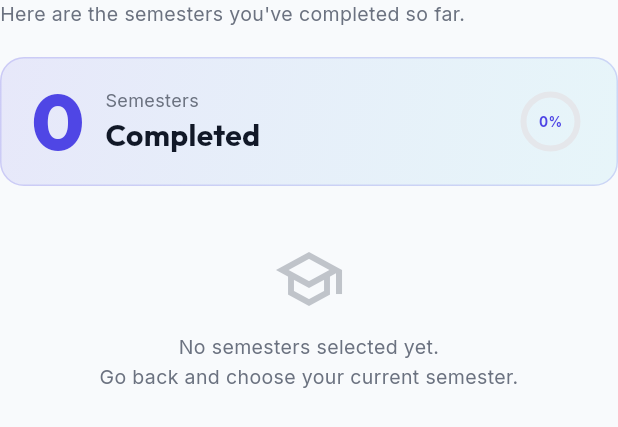
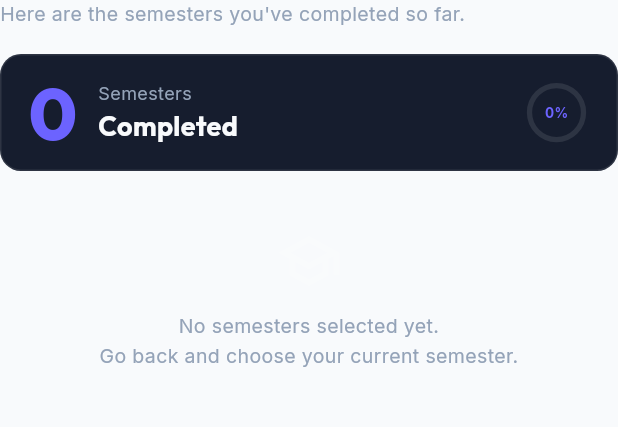
Before and after one commit to jaherunhasanrimon/diu_cgpa_tracker, a Flutter app: the SemesterProgressStep widget shown alone on an empty page, opened directly, on a phone screen of 412 x 824 dp. Shown: the top 427 px of the screen. Run offline on Flutter 3.47's test engine with Material 3 defaults, Android fonts, the phone set to English and light mode, and no system bars; drawn by our look-alikes of flutter_animate; our stand-ins replace equatable, firebase_auth, firebase_core, flutter_riverpod, go_router, google_fonts and 2 more; accounts and stored records are empty.

Commit message:
feat: apply custom design tokens and entrance animations to registration wizard steps

```diff
--- a/lib/features/auth/presentation/registration/widgets/semester_progress_step.dart
+++ b/lib/features/auth/presentation/registration/widgets/semester_progress_step.dart
@@ -3,8 +3,15 @@ import 'package:flutter_animate/flutter_animate.dart';
 import 'package:flutter_riverpod/flutter_riverpod.dart';
 import 'package:google_fonts/google_fonts.dart';
 
-import '../../../../../core/theme/app_colors.dart';
 import '../../../providers/registration_provider.dart';
+
+// ── Onboarding design tokens ──────────────────────────────────────────────────
+const _kSurface2 = Color(0xFF161D2E);
+const _kPrimary  = Color(0xFF6C63FF);
+const _kTxtPri   = Color(0xFFF8FAFC);
+const _kTxtSec   = Color(0xFF94A3B8);
+const _kBorder   = Color(0x1AFFFFFF);
+const _kSuccess  = Color(0xFF10B981);
 
 class SemesterProgressStep extends ConsumerWidget {
   const SemesterProgressStep({super.key});
@@ -12,7 +19,7 @@ class SemesterProgressStep extends ConsumerWidget {
   @override
   Widget build(BuildContext context, WidgetRef ref) {
     final data = ref.watch(registrationProvider);
-    final completedSemester = data.completedSemester;
+    final completed = data.completedSemester;
 
     return SingleChildScrollView(
       child: Column(
@@ -20,41 +27,28 @@ class SemesterProgressStep extends ConsumerWidget {
         children: [
           Text(
             'Here are the semesters you\'ve completed so far.',
-            style: GoogleFonts.inter(
-              fontSize: 13,
-              color: AppColors.textSecondary,
-              height: 1.5,
-            ),
+            style: GoogleFonts.inter(fontSize: 13, color: _kTxtSec, height: 1.5),
           ),
 
-          const SizedBox(height: 18),
+          const SizedBox(height: 16),
 
-          // ── Stats banner ────────────────────────────────────────────────
+          // ── Stats banner ─────────────────────────────────────────────────
           Container(
             width: double.infinity,
-            padding: const EdgeInsets.symmetric(horizontal: 20, vertical: 16),
+            padding: const EdgeInsets.symmetric(horizontal: 18, vertical: 14),
             decoration: BoxDecoration(
-              gradient: LinearGradient(
-                colors: [
-                  AppColors.primary.withValues(alpha: 0.10),
-                  AppColors.secondary.withValues(alpha: 0.07),
-                ],
-                begin: Alignment.topLeft,
-                end: Alignment.bottomRight,
-              ),
-              borderRadius: BorderRadius.circular(16),
-              border: Border.all(
-                color: AppColors.primary.withValues(alpha: 0.18),
-              ),
+              color: _kSurface2,
+              borderRadius: BorderRadius.circular(14),
+              border: Border.all(color: _kBorder),
             ),
             child: Row(
               children: [
                 Text(
-                  '$completedSemester',
+                  '$completed',
                   style: GoogleFonts.outfit(
-                    fontSize: 52,
+                    fontSize: 48,
                     fontWeight: FontWeight.w800,
-                    color: AppColors.primary,
+                    color: _kPrimary,
                     height: 1,
                   ),
                 ),
@@ -62,64 +56,53 @@ class SemesterProgressStep extends ConsumerWidget {
                 Column(
                   crossAxisAlignment: CrossAxisAlignment.start,
                   children: [
-                    Text(
-                      'Semesters',
+                    Text('Semesters',
                         style: GoogleFonts.inter(
-                        fontSize: 12,
-                        color: AppColors.textSecondary,
+                            fontSize: 12, color: _kTxtSec)),
+                    Text('Completed',
+                        style: GoogleFonts.outfit(
+                          fontSize: 18,
+                          fontWeight: FontWeight.w700,
+                          color: _kTxtPri,
+                        )),
+                  ],
                 ),
+                const Spacer(),
+                // Mini progress ring
+                SizedBox(
+                  width: 44,
+                  height: 44,
+                  child: Stack(alignment: Alignment.center, children: [
+                    CircularProgressIndicator(
+                      value: completed / 12,
+                      strokeWidth: 3.5,
+                      backgroundColor: Colors.white.withValues(alpha: 0.10),
+                      color: _kPrimary,
                     ),
                     Text(
-                      'Completed',
-                      style: GoogleFonts.outfit(
-                        fontSize: 20,
+                      '${((completed / 12) * 100).round()}%',
+                      style: GoogleFonts.inter(
+                          fontSize: 9,
                           fontWeight: FontWeight.w700,
-                        color: AppColors.textPrimary,
+                          color: _kPrimary),
                     ),
+                  ]),
                 ),
               ],
             ),
-                const Spacer(),
-                // Mini progress ring using CircularProgressIndicator
-                SizedBox(
-                  width: 48,
-                  height: 48,
-                  child: Stack(
-                    alignment: Alignment.center,
-                    children: [
-                      CircularProgressIndicator(
-                        value: completedSemester / 12,
-                        strokeWidth: 4,
-                        backgroundColor: AppColors.border,
-                        color: AppColors.primary,
-                      ),
-                      Text(
-                        '${((completedSemester / 12) * 100).round()}%',
-                        style: GoogleFonts.inter(
-                          fontSize: 9,
-                          fontWeight: FontWeight.w700,
-                          color: AppColors.primary,
-                        ),
-                      ),
-                    ],
-                  ),
-                ),
-              ],
-            ),
-          ).animate().fadeIn(duration: 350.ms).slideY(begin: 0.1, end: 0),
+          ).animate().fadeIn(duration: 340.ms).slideY(begin: 0.08, end: 0),
 
-          const SizedBox(height: 18),
+          const SizedBox(height: 14),
 
-          // ── Semester tiles ──────────────────────────────────────────────
-          if (completedSemester == 0)
+          // ── Semester tiles ───────────────────────────────────────────────
+          if (completed == 0)
             _EmptyState()
           else
-            ...List.generate(completedSemester, (index) {
-              final sem = index + 1;
-              return _SemesterTile(semester: sem)
-                  .animate(delay: Duration(milliseconds: 50 * index))
+            ...List.generate(completed, (i) {
+              return _SemesterTile(semester: i + 1)
+                  .animate(delay: Duration(milliseconds: 45 * i))
                   .fadeIn(duration: 280.ms)
-                  .slideX(begin: 0.08, end: 0, curve: Curves.easeOut);
+                  .slideX(begin: 0.06, end: 0, curve: Curves.easeOut);
             }),
         ],
       ),
@@ -131,44 +114,31 @@ class _SemesterTile extends StatelessWidget {
   final int semester;
   const _SemesterTile({required this.semester});
 
-  // Assign a subtle color per semester to give each row a unique accent
-  Color get _accentColor {
-    const colors = [
-      Color(0xFF6366F1), // indigo
-      Color(0xFF06B6D4), // cyan
-      Color(0xFFF59E0B), // amber
-      Color(0xFF10B981), // green
-      Color(0xFF8B5CF6), // purple
-      Color(0xFFF43F5E), // rose
-    ];
-    return colors[(semester - 1) % colors.length];
-  }
-
   @override
   Widget build(BuildContext context) {
-    final color = _accentColor;
     return Container(
-      margin: const EdgeInsets.only(bottom: 8),
-      padding: const EdgeInsets.symmetric(horizontal: 14, vertical: 12),
+      margin: const EdgeInsets.only(bottom: 7),
+      padding: const EdgeInsets.symmetric(horizontal: 14, vertical: 11),
       decoration: BoxDecoration(
-        color: AppColors.backgroundLight,
-        borderRadius: BorderRadius.circular(14),
-        border: Border.all(color: AppColors.border),
+        color: _kSurface2,
+        borderRadius: BorderRadius.circular(12),
+        border: Border.all(color: _kBorder),
       ),
       child: Row(
         children: [
-          // Colored circle with check
+          // Check circle
           Container(
-            width: 36,
-            height: 36,
+            width: 32,
+            height: 32,
             decoration: BoxDecoration(
-              color: color.withValues(alpha: 0.12),
+              color: _kSuccess.withValues(alpha: 0.12),
               shape: BoxShape.circle,
             ),
-            child: Icon(Icons.check_rounded, color: color, size: 18),
+            child: const Icon(Icons.check_rounded, color: _kSuccess, size: 16),
           ),
           const SizedBox(width: 12),
-          Column(
+          Expanded(
+            child: Column(
               crossAxisAlignment: CrossAxisAlignment.start,
               children: [
                 Text(
@@ -176,32 +146,29 @@ class _SemesterTile extends StatelessWidget {
                   style: GoogleFonts.inter(
                       fontSize: 14,
                       fontWeight: FontWeight.w600,
-                  color: AppColors.textPrimary,
-                ),
+                      color: _kTxtPri),
                 ),
                 Text(
                   'Level ${((semester - 1) ~/ 3) + 1}  ·  Term ${((semester - 1) % 3) + 1}',
-                style: GoogleFonts.inter(
-                  fontSize: 11,
-                  color: AppColors.textSecondary,
-                ),
+                  style: GoogleFonts.inter(fontSize: 11, color: _kTxtSec),
                 ),
               ],
             ),
-          const Spacer(),
+          ),
+          // Done badge
           Container(
-            padding: const EdgeInsets.symmetric(horizontal: 10, vertical: 4),
+            padding:
+                const EdgeInsets.symmetric(horizontal: 9, vertical: 3),
             decoration: BoxDecoration(
-              color: AppColors.success.withValues(alpha: 0.10),
+              color: _kSuccess.withValues(alpha: 0.12),
               borderRadius: BorderRadius.circular(20),
             ),
             child: Text(
               'Done',
               style: GoogleFonts.inter(
                   fontSize: 11,
-                color: AppColors.success,
-                fontWeight: FontWeight.w700,
-              ),
+                  color: _kSuccess,
+                  fontWeight: FontWeight.w700),
             ),
           ),
         ],
@@ -216,18 +183,15 @@ class _EmptyState extends StatelessWidget {
     return Center(
       child: Column(
         children: [
-          const SizedBox(height: 20),
+          const SizedBox(height: 24),
           Icon(Icons.school_outlined,
-              size: 48, color: AppColors.textSecondary.withValues(alpha: 0.4)),
+              size: 44, color: Colors.white.withValues(alpha: 0.15)),
           const SizedBox(height: 12),
           Text(
             'No semesters selected yet.\nGo back and choose your current semester.',
             textAlign: TextAlign.center,
             style: GoogleFonts.inter(
-              fontSize: 13,
-              color: AppColors.textSecondary,
-              height: 1.5,
-            ),
+                fontSize: 13, color: _kTxtSec, height: 1.5),
           ),
         ],
       ),
```
Also changed, not shown: lib/features/auth/presentation/registration/widgets/academic_identity_step.dart (+43 -47 lines). Lines whose indentation alone changed are shown as unchanged.
